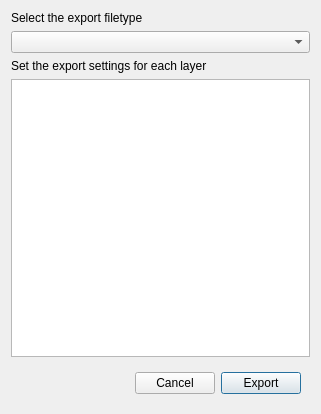
Old version of the form glue_ar/export_dialog.ui in the repository glue-viz/glue-ar.
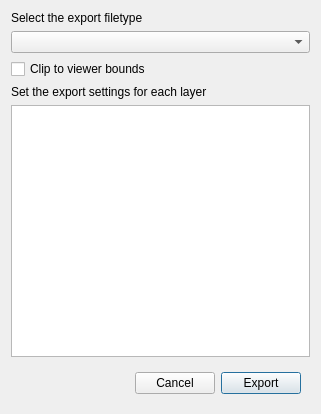
New version of the form.

Commit message: Add clip to bounds option to export dialog.

```diff
--- a/glue_ar/export_dialog.ui
+++ b/glue_ar/export_dialog.ui
@@ -14,12 +14,8 @@
    <string>Export 3D Volume</string>
   </property>
   <layout class="QGridLayout" name="gridLayout">
-   <item row="2" column="0">
-    <widget class="QLabel" name="label_settings_message">
-     <property name="text">
-      <string>Set the export settings for each layer</string>
-     </property>
-    </widget>
+   <item row="4" column="0">
+    <widget class="QListWidget" name="listsel_layer"/>
    </item>
    <item row="5" column="0">
     <widget class="QWidget" name="widget" native="true">
@@ -60,12 +56,6 @@
      </layout>
     </widget>
    </item>
-   <item row="1" column="0">
-    <widget class="QComboBox" name="combosel_filetype"/>
-   </item>
-   <item row="3" column="0">
-    <widget class="QListWidget" name="listsel_layer"/>
-   </item>
    <item row="0" column="0">
     <widget class="QLabel" name="label_filetype_message">
      <property name="text">
@@ -73,8 +63,22 @@
      </property>
     </widget>
    </item>
-   <item row="4" column="0">
-    <layout class="QFormLayout" name="layer_layout"/>
+   <item row="1" column="0">
+    <widget class="QComboBox" name="combosel_filetype"/>
+   </item>
+   <item row="3" column="0">
+    <widget class="QLabel" name="label_settings_message">
+     <property name="text">
+      <string>Set the export settings for each layer</string>
+     </property>
+    </widget>
+   </item>
+   <item row="2" column="0">
+    <widget class="QCheckBox" name="bool_clip_to_bounds">
+     <property name="text">
+      <string>Clip to viewer bounds</string>
+     </property>
+    </widget>
    </item>
   </layout>
  </widget>
```
Left out of the diff: 3 changed lines with no effect on the pictures. The commit also changes 1 other file.
